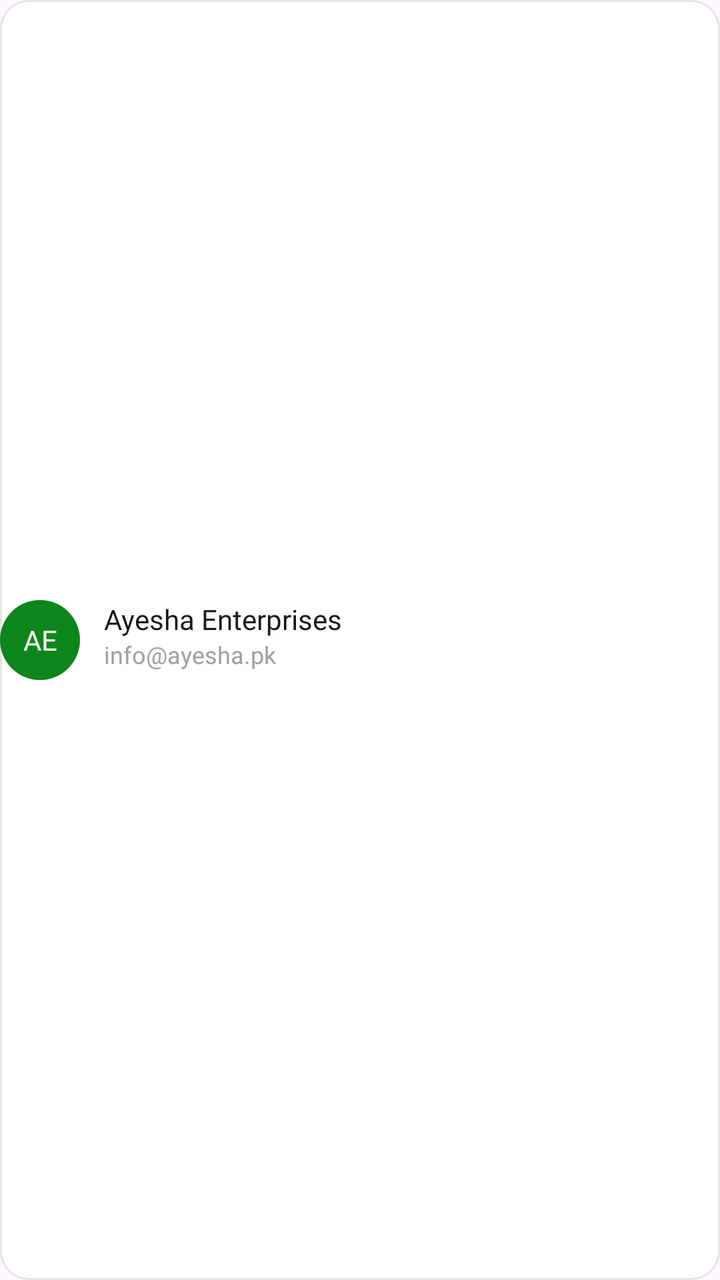
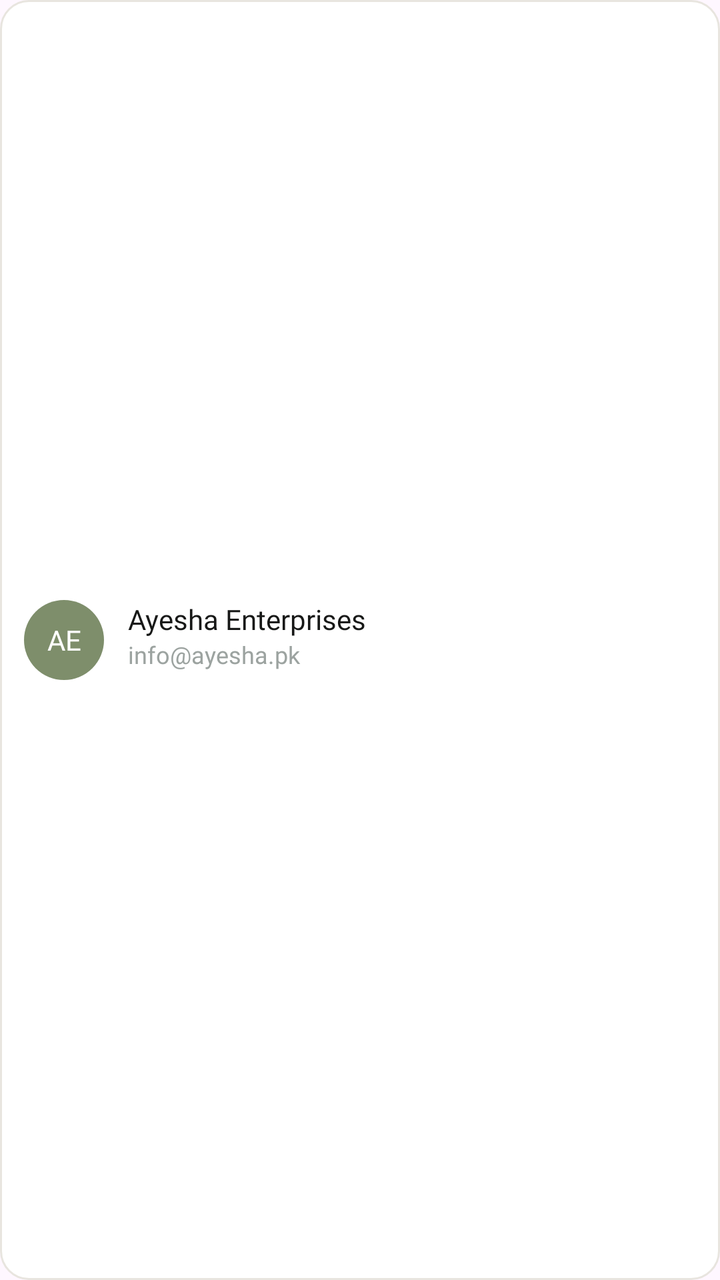

Before-and-after screenshots of an Android layout around one commit, followed by the original layout XML and the change that was made.
<!-- AndroidManifest.xml: application theme Theme.InvoiceGenerator -->
<!-- res/layout/new_invoice_select_client_row.xml -->
<?xml version="1.0" encoding="utf-8"?>
<androidx.constraintlayout.widget.ConstraintLayout xmlns:android="http://schemas.android.com/apk/res/android"
    xmlns:app="http://schemas.android.com/apk/res-auto"
    android:id="@+id/rootLayout"
    android:layout_width="match_parent"
    android:layout_height="wrap_content"
    android:background="@drawable/bg_new_invoice_client_profile"
    android:paddingVertical="12dp">

    <TextView
        android:id="@+id/profileCircle"
        android:layout_width="40dp"
        android:layout_height="40dp"
        android:background="@drawable/avatar_circle"
        android:backgroundTint="#0C861A"
        android:fontFamily="@font/inter_bold"
        android:gravity="center"
        android:text="AE"
        android:textColor="#FFFFFF"
        android:textSize="14sp"
        app:layout_constraintBottom_toBottomOf="parent"
        app:layout_constraintStart_toStartOf="parent"
        app:layout_constraintTop_toTopOf="parent" />

    <TextView
        android:id="@+id/businessName"
        android:layout_width="0dp"
        android:layout_height="wrap_content"
        android:layout_marginStart="12dp"
        android:fontFamily="@font/inter_semibold"
        android:text="Ayesha Enterprises"
        android:textColor="#171817"
        android:textSize="14sp"
        app:layout_constraintStart_toEndOf="@id/profileCircle"
        app:layout_constraintTop_toTopOf="@id/profileCircle" />

    <TextView
        android:id="@+id/name"
        android:layout_width="0dp"
        android:layout_height="wrap_content"
        android:fontFamily="@font/inter"
        android:text="info@ayesha.pk"
        android:textColor="#9CA3A0"
        android:textSize="12sp"
        app:layout_constraintEnd_toEndOf="@id/businessName"
        app:layout_constraintStart_toStartOf="@id/businessName"
        app:layout_constraintTop_toBottomOf="@id/businessName" />






</androidx.constraintlayout.widget.ConstraintLayout>
<!-- resources referenced by this layout -->
<resources>
  <!-- drawable avatar_circle (drawable) -->
  <?xml version="1.0" encoding="utf-8"?>
  <shape xmlns:android="http://schemas.android.com/apk/res/android"
      android:shape="rectangle">
      <solid android:color="@color/avatar_green_bg"/>
      <corners android:radius="999dp"/>
  
  </shape>
  <!-- drawable bg_new_invoice_client_profile (drawable) -->
  <?xml version="1.0" encoding="utf-8"?>
  <shape xmlns:android="http://schemas.android.com/apk/res/android"
      android:shape="rectangle">
      <solid
          android:color="#ffffff"/>
      <corners android:radius="14dp"/>
      <stroke android:width="1dp"
          android:color="#E8E5DF"/>
  
  </shape>
  <style name="Theme.InvoiceGenerator" parent="Base.Theme.InvoiceGenerator" />
  <color name="avatar_green_bg">#7E8E6B</color>
  <style name="Base.Theme.InvoiceGenerator" parent="Theme.Material3.DayNight.NoActionBar">
          <item name="android:navigationBarColor">@android:color/transparent</item>
          <item name="android:statusBarColor">@android:color/transparent</item>
          <item name="android:windowLightNavigationBar">true</item>
      </style>
</resources>

<!-- the commit's change to res/layout/new_invoice_select_client_row.xml (unified diff, before → after) -->
@@ -5,14 +5,14 @@
     android:layout_width="match_parent"
     android:layout_height="wrap_content"
     android:background="@drawable/bg_new_invoice_client_profile"
-    android:paddingVertical="12dp">
+    android:padding="12dp"
+    android:layout_marginBottom="8dp">
 
     <TextView
         android:id="@+id/profileCircle"
         android:layout_width="40dp"
         android:layout_height="40dp"
         android:background="@drawable/avatar_circle"
-        android:backgroundTint="#0C861A"
         android:fontFamily="@font/inter_bold"
         android:gravity="center"
         android:text="AE"
@@ -45,7 +45,17 @@
         app:layout_constraintEnd_toEndOf="@id/businessName"
         app:layout_constraintStart_toStartOf="@id/businessName"
         app:layout_constraintTop_toBottomOf="@id/businessName" />
-
+    
+    <ImageView
+        android:id="@+id/selectedClientIcon"
+        android:layout_width="20dp"
+        android:layout_height="20dp"
+        android:background="@drawable/currency_selected_state"
+        android:visibility="gone"
+        app:layout_constraintEnd_toEndOf="parent"
+        app:layout_constraintTop_toTopOf="parent"
+        app:layout_constraintBottom_toBottomOf="parent"
+/>
 
 
 
<!-- resource entries referenced after the edit -->
@@ -19,8 +19,42 @@
           android:color="#E8E5DF"/>
   
   </shape>
+  <!-- drawable currency_selected_state (drawable) -->
+  <layer-list xmlns:android="http://schemas.android.com/apk/res/android">
+      
+      <item>
+          <shape android:shape="oval">
+              <solid android:color="#0C861A" /> 
+          </shape>
+      </item>
+      
+      <item
+          android:drawable="@drawable/ic_check"
+          android:gravity="center"
+          android:top="4dp"
+          android:bottom="4dp"
+          android:left="4dp"
+          android:right="4dp" />
+  </layer-list>
   <style name="Theme.InvoiceGenerator" parent="Base.Theme.InvoiceGenerator" />
   <color name="avatar_green_bg">#7E8E6B</color>
+  <!-- drawable ic_check (drawable) -->
+  <?xml version="1.0" encoding="utf-8"?>
+  <vector xmlns:android="http://schemas.android.com/apk/res/android"
+      android:width="15dp"
+      android:height="15dp"
+      android:viewportWidth="24"
+      android:viewportHeight="24">
+  
+      <path
+          android:pathData="M5,12 L10,17 L20,7"
+          android:strokeColor="#FFFFFF"
+          android:strokeWidth="1.6"
+          android:strokeLineCap="round"
+          android:strokeLineJoin="round"
+          android:fillColor="@android:color/transparent" />
+  
+  </vector>
   <style name="Base.Theme.InvoiceGenerator" parent="Theme.Material3.DayNight.NoActionBar">
           <item name="android:navigationBarColor">@android:color/transparent</item>
           <item name="android:statusBarColor">@android:color/transparent</item>
